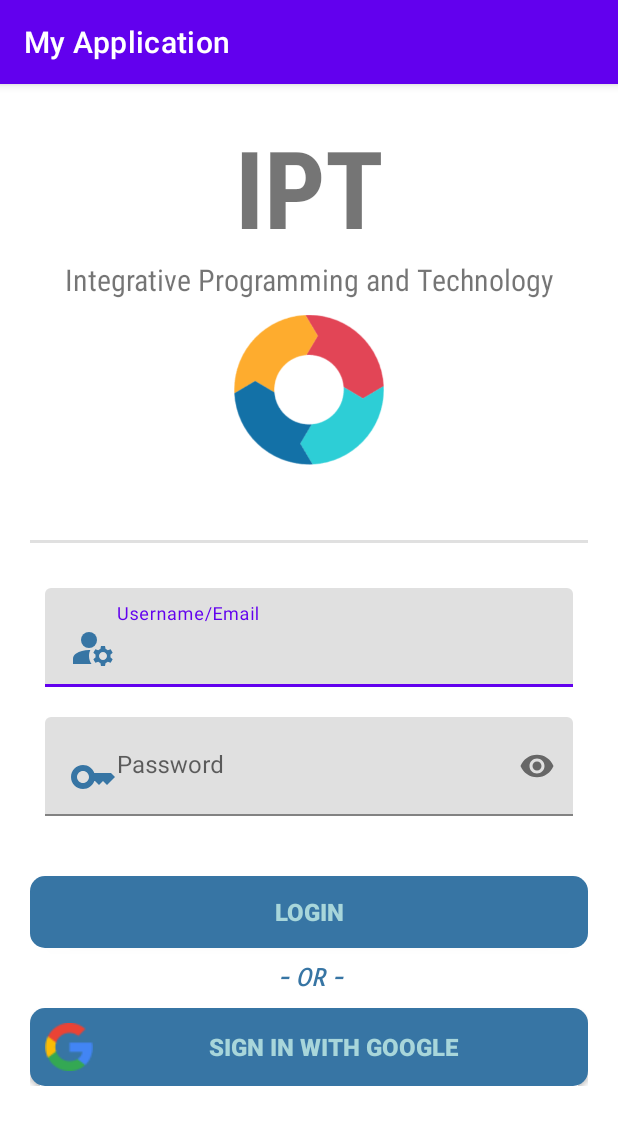
After one commit to ediangca/Aces-Project-test, an Android app: the LoginActivity screen opened directly, with no data from a screen before it, on a phone screen of 412 x 824 dp. The commit adds this screen. Shown: the top 1125 px of the screen. Run offline under Robolectric (Android 15) with nearby library versions, the phone set to English and light mode, and no system bars.

Commit message:
Working with layout of Splash and LoginActivity.kt

```diff
--- a/app/build.gradle
+++ b/app/build.gradle
@@ -1,6 +1,7 @@
 plugins {
     id 'com.android.application'
     id 'org.jetbrains.kotlin.android'
+    id 'com.google.gms.google-services'
 }
 
 android {
@@ -42,6 +43,7 @@ dependencies {
     implementation 'androidx.appcompat:appcompat:1.6.1'
     implementation 'com.google.android.material:material:1.10.0'
     implementation 'androidx.constraintlayout:constraintlayout:2.1.4'
+    implementation 'com.google.firebase:firebase-database:20.3.0'
     testImplementation 'junit:junit:4.13.2'
     androidTestImplementation 'androidx.test.ext:junit:1.1.5'
     androidTestImplementation 'androidx.test.espresso:espresso-core:3.5.1'
--- a/app/src/main/AndroidManifest.xml
+++ b/app/src/main/AndroidManifest.xml
@@ -1,6 +1,8 @@
 <?xml version="1.0" encoding="utf-8"?>
 <manifest xmlns:android="http://schemas.android.com/apk/res/android"
     xmlns:tools="http://schemas.android.com/tools">
+
+    <uses-permission android:name="android.permission.INTERNET" />
 
     <application
         android:allowBackup="true"
@@ -13,6 +15,9 @@
         android:theme="@style/Theme.MyApplication"
         tools:targetApi="31">
         <activity
+            android:name=".LoginActivity"
+            android:exported="false" />
+        <activity
             android:name=".MainActivity"
             android:exported="false" />
     </application>
--- /dev/null
+++ b/app/src/main/java/com/aces/project/test/myapplication/LoginActivity.kt
@@ -0,0 +1,19 @@
+package com.aces.project.test.myapplication
+
+import androidx.appcompat.app.AppCompatActivity
+import android.os.Bundle
+import com.aces.project.test.myapplication.databinding.ActivityLoginBinding
+import com.aces.project.test.myapplication.databinding.ActivityMainBinding
+
+class LoginActivity : AppCompatActivity() {
+
+    lateinit var binding: ActivityLoginBinding
+
+    override fun onCreate(savedInstanceState: Bundle?) {
+        super.onCreate(savedInstanceState)
+
+        binding = ActivityLoginBinding.inflate(layoutInflater)
+        setContentView(binding.root)
+
+    }
+}
--- /dev/null
+++ b/app/src/main/res/drawable/button_primary.xml
@@ -0,0 +1,16 @@
+<?xml version="1.0" encoding="utf-8"?>
+<selector xmlns:android="http://schemas.android.com/apk/res/android">
+    <item android:state_pressed="false">
+        <shape android:shape="rectangle">
+            <solid android:color="@color/color_blue_1"/>
+            <corners android:radius="10dp"/>
+        </shape>
+    </item>
+    <item android:state_pressed="true">
+        <shape android:shape="rectangle">
+            <solid android:color="@color/color_blue_2"/>
+            <corners android:radius="10dp"/>
+        </shape>
+    </item>
+
+</selector>
--- /dev/null
+++ b/app/src/main/res/drawable/vector_account.xml
@@ -0,0 +1,16 @@
+<vector xmlns:android="http://schemas.android.com/apk/res/android"
+    android:width="32dp"
+    android:height="32dp"
+    android:tint="@color/color_blue_1"
+    android:viewportWidth="24"
+    android:viewportHeight="24">
+    <path
+        android:fillColor="@android:color/white"
+        android:pathData="M10,8m-4,0a4,4 0,1 1,8 0a4,4 0,1 1,-8 0" />
+    <path
+        android:fillColor="@android:color/white"
+        android:pathData="M10.67,13.02C10.45,13.01 10.23,13 10,13c-2.42,0 -4.68,0.67 -6.61,1.82C2.51,15.34 2,16.32 2,17.35V20h9.26C10.47,18.87 10,17.49 10,16C10,14.93 10.25,13.93 10.67,13.02z" />
+    <path
+        android:fillColor="@android:color/white"
+        android:pathData="M20.75,16c0,-0.22 -0.03,-0.42 -0.06,-0.63l1.14,-1.01l-1,-1.73l-1.45,0.49c-0.32,-0.27 -0.68,-0.48 -1.08,-0.63L18,11h-2l-0.3,1.49c-0.4,0.15 -0.76,0.36 -1.08,0.63l-1.45,-0.49l-1,1.73l1.14,1.01c-0.03,0.21 -0.06,0.41 -0.06,0.63s0.03,0.42 0.06,0.63l-1.14,1.01l1,1.73l1.45,-0.49c0.32,0.27 0.68,0.48 1.08,0.63L16,21h2l0.3,-1.49c0.4,-0.15 0.76,-0.36 1.08,-0.63l1.45,0.49l1,-1.73l-1.14,-1.01C20.72,16.42 20.75,16.22 20.75,16zM17,18c-1.1,0 -2,-0.9 -2,-2s0.9,-2 2,-2s2,0.9 2,2S18.1,18 17,18z" />
+</vector>
--- /dev/null
+++ b/app/src/main/res/drawable/vector_key.xml
@@ -0,0 +1,10 @@
+<vector xmlns:android="http://schemas.android.com/apk/res/android"
+    android:width="32dp"
+    android:height="32dp"
+    android:tint="@color/color_blue_1"
+    android:viewportWidth="24"
+    android:viewportHeight="24">
+    <path
+        android:fillColor="@android:color/white"
+        android:pathData="M21,10h-8.35C11.83,7.67 9.61,6 7,6c-3.31,0 -6,2.69 -6,6s2.69,6 6,6c2.61,0 4.83,-1.67 5.65,-4H13l2,2l2,-2l2,2l4,-4.04L21,10zM7,15c-1.65,0 -3,-1.35 -3,-3c0,-1.65 1.35,-3 3,-3s3,1.35 3,3C10,13.65 8.65,15 7,15z" />
+</vector>
--- /dev/null
+++ b/app/src/main/res/layout/activity_login.xml
@@ -0,0 +1,144 @@
+<?xml version="1.0" encoding="utf-8"?>
+<androidx.constraintlayout.widget.ConstraintLayout xmlns:android="http://schemas.android.com/apk/res/android"
+    xmlns:app="http://schemas.android.com/apk/res-auto"
+    xmlns:tools="http://schemas.android.com/tools"
+    android:layout_width="match_parent"
+    android:layout_height="match_parent"
+    tools:context=".LoginActivity">
+
+    <LinearLayout
+        android:id="@+id/header"
+        android:layout_width="wrap_content"
+        android:layout_height="wrap_content"
+        android:orientation="vertical"
+        android:padding="20dp"
+        android:gravity="center"
+        app:layout_constraintEnd_toEndOf="parent"
+        app:layout_constraintStart_toStartOf="parent"
+        app:layout_constraintTop_toTopOf="parent">
+
+        <TextView
+            android:layout_width="wrap_content"
+            android:layout_height="wrap_content"
+            android:fontFamily="sans-serif-condensed"
+            android:text="IPT"
+            android:textFontWeight="800"
+            android:textSize="72sp" />
+
+        <TextView
+            android:layout_width="wrap_content"
+            android:layout_height="wrap_content"
+            android:fontFamily="sans-serif-condensed"
+            android:text="Integrative Programming and Technology"
+            android:textSize="20sp" />
+
+        <ImageView
+            android:layout_width="100dp"
+            android:layout_height="100dp"
+            android:src="@drawable/img_logo"
+            android:layout_margin="10dp"/>
+
+    </LinearLayout>
+
+    <View
+        android:id="@+id/divider"
+        android:layout_width="match_parent"
+        android:layout_height="2dp"
+        android:layout_margin="20dp"
+        app:layout_constraintTop_toBottomOf="@id/header"
+        android:background="?android:attr/listDivider" />
+
+    <androidx.appcompat.widget.LinearLayoutCompat
+        android:id="@+id/formLogin"
+        android:layout_width="match_parent"
+        android:layout_height="wrap_content"
+        android:orientation="vertical"
+        android:padding="20dp"
+        app:layout_constraintTop_toBottomOf="@id/divider">
+
+
+        <com.google.android.material.textfield.TextInputLayout
+            android:layout_width="match_parent"
+            android:layout_height="wrap_content"
+            android:padding="10dp"
+            app:endIconMode="clear_text">
+
+            <com.google.android.material.textfield.TextInputEditText
+                android:layout_width="match_parent"
+                android:layout_height="match_parent"
+                android:id="@+id/username"
+                android:drawableStart="@drawable/vector_account"
+                android:drawableTint="@color/color_blue_1"
+                android:hint="Username/Email"
+                android:inputType="text"/>
+
+        </com.google.android.material.textfield.TextInputLayout>
+
+        <com.google.android.material.textfield.TextInputLayout
+            android:id="@+id/passwordLayout"
+            android:layout_width="match_parent"
+            android:layout_height="wrap_content"
+            android:padding="10dp"
+            app:passwordToggleEnabled="true">
+
+            <com.google.android.material.textfield.TextInputEditText
+                android:layout_width="match_parent"
+                android:layout_height="match_parent"
+                android:id="@+id/password"
+                android:drawableStart="@drawable/vector_key"
+                android:drawableTint="@color/color_blue_1"
+                android:hint="Password"
+                android:inputType="textPassword"/>
+
+        </com.google.android.material.textfield.TextInputLayout>
+
+        <androidx.appcompat.widget.AppCompatButton
+            android:id="@+id/btnForgotPass"
+            android:layout_width="match_parent"
+            android:layout_height="20dp"
+            android:layout_marginLeft="10dp"
+            android:background="@android:color/transparent"
+            android:text="Forgot Password?"
+            android:textAlignment="textStart"
+            android:textSize="12sp"
+            android:textColor="@color/white" />
+
+        <androidx.appcompat.widget.AppCompatButton
+            android:id="@+id/btnSubmit"
+            android:layout_width="match_parent"
+            android:layout_height="wrap_content"
+            android:layout_marginTop="10dp"
+            android:padding="10dp"
+            android:background="@drawable/button_primary"
+            android:text="LOGIN"
+            android:textColor="@color/color_light_3"
+            android:textSize="16sp"
+            android:textStyle="bold" />
+        <TextView
+            android:layout_width="match_parent"
+            android:layout_height="wrap_content"
+            android:layout_margin="10dp"
+            android:fontFamily="sans-serif-smallcaps"
+            android:gravity="center"
+            android:text="- OR -"
+            android:textColor="@color/color_blue_1"
+            android:textSize="16sp"
+            android:textStyle="bold|italic" />
+
+        <androidx.appcompat.widget.AppCompatButton
+            android:id="@+id/btnGoogle"
+            android:layout_width="match_parent"
+            android:layout_height="wrap_content"
+            android:padding="10dp"
+            android:drawableStart="@drawable/img_google"
+            android:background="@drawable/button_primary"
+            android:text="Sign in with Google"
+            android:textColor="@color/color_light_3"
+            android:textSize="16sp"
+            android:textStyle="bold" />
+
+
+    </androidx.appcompat.widget.LinearLayoutCompat>
+
+
+</androidx.constraintlayout.widget.ConstraintLayout>
--- a/app/src/main/res/values/colors.xml
+++ b/app/src/main/res/values/colors.xml
@@ -7,4 +7,16 @@
     <color name="teal_700">#FF018786</color>
     <color name="black">#FF000000</color>
     <color name="white">#FFFFFFFF</color>
+
+
+    <color name="color_blue_1">#3775a4</color>
+    <color name="color_blue_2">#4799cf</color>
+    <color name="color_blue_3">#78cfff</color>
+    <color name="color_blue_4">#6cbae5</color>
+    <color name="color_blue_5">#0447b7</color>
+    <color name="color_blue_6">#048eff</color>
+
+    <color name="color_light_1">#dbdbdb</color>
+    <color name="color_light_2">#e4e4e2</color>
+    <color name="color_light_3">#a8d6da</color>
 </resources>
--- a/build.gradle
+++ b/build.gradle
@@ -1,4 +1,8 @@
-// Top-level build file where you can add configuration options common to all sub-projects/modules.
+buildscript {
+    dependencies {
+        classpath 'com.google.gms:google-services:4.4.0'
+    }
+}// Top-level build file where you can add configuration options common to all sub-projects/modules.
 plugins {
     id 'com.android.application' version '8.0.1' apply false
     id 'com.android.library' version '8.0.1' apply false
```
Also changed, not shown: app/src/main/java/com/aces/project/test/myapplication/MainActivity.kt (+21 -0 lines), app/src/main/res/drawable/splash_anim.xml (added, +346 -0 lines), app/src/main/res/layout/activity_main.xml (+31 -18 lines), app/src/main/res/drawable/img_acestagum.jpg (added), app/src/main/res/drawable/img_google.png (added), app/src/main/res/drawable/img_logo.png (added).
